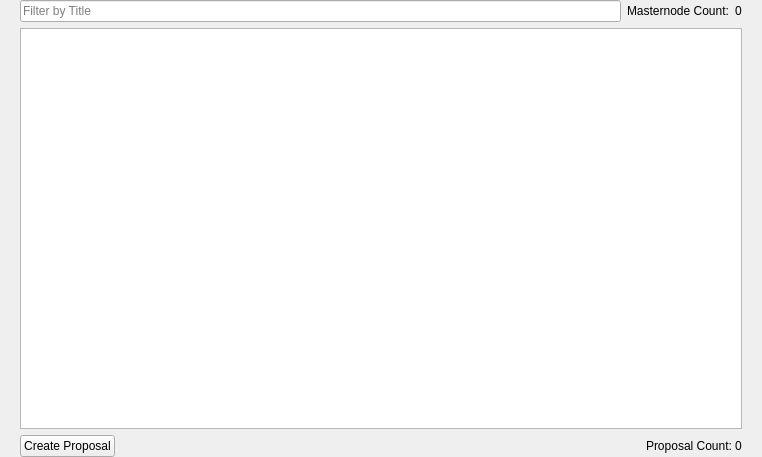
kwvg/dash, file src/qt/forms/governancelist.ui: the form before one commit.
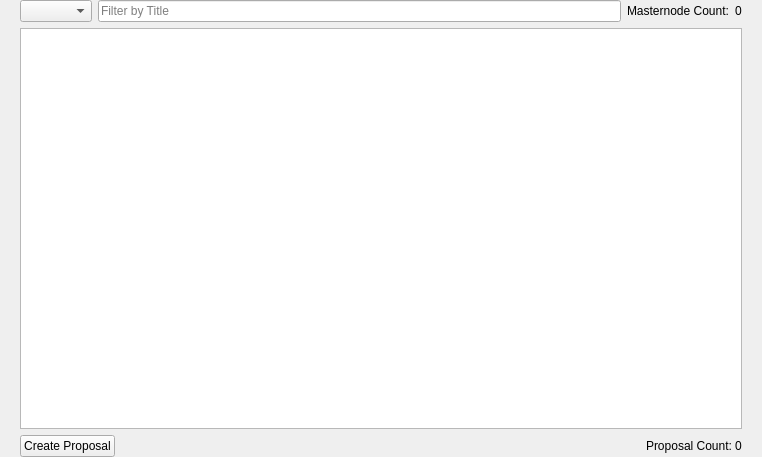
The form after the commit.

Commit message: qt: list locally recorded proposals in "Governance" tab

What changed in the file:
```diff
--- a/src/qt/forms/governancelist.ui
+++ b/src/qt/forms/governancelist.ui
@@ -36,8 +36,21 @@
        <property name="bottomMargin">
         <number>0</number>
        </property>
+       <item>
+        <widget class="QComboBox" name="proposalSourceCombo">
+         <property name="toolTip">
+          <string>Select proposals to display</string>
+         </property>
+        </widget>
+       </item>
        <item>
         <widget class="QLineEdit" name="filterLineEdit">
+         <property name="sizePolicy">
+          <sizepolicy hsizetype="Expanding" vsizetype="Fixed">
+           <horstretch>1</horstretch>
+           <verstretch>0</verstretch>
+          </sizepolicy>
+         </property>
          <property name="toolTip">
           <string>Filter proposal list</string>
          </property>
```
The commit also changes 4 other files.
